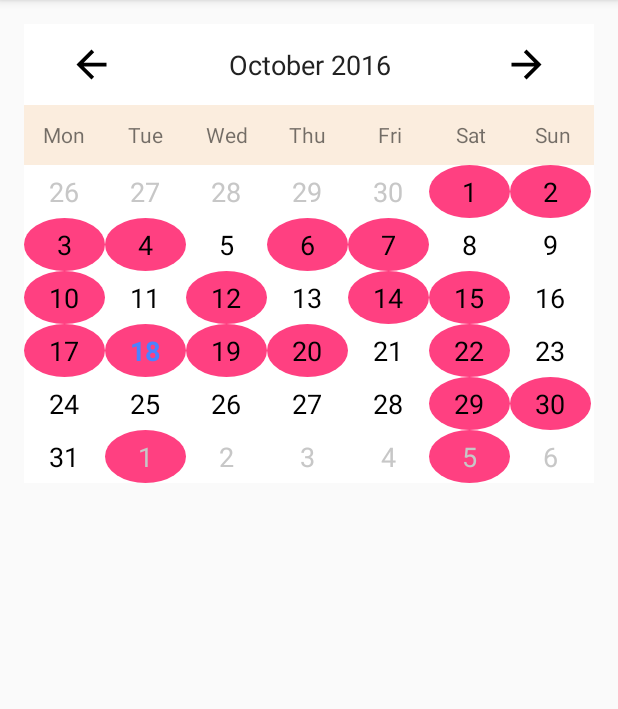
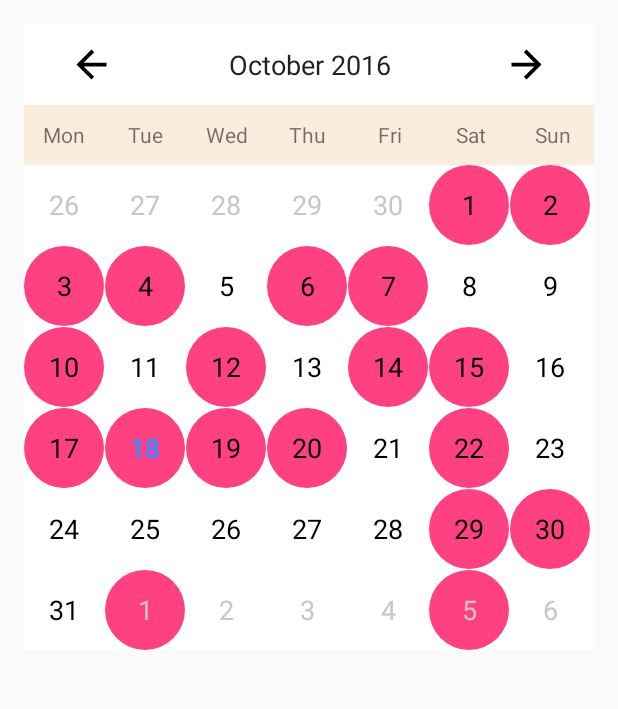
Before and after one commit to Leo1998/Project-Fluegelrad, an Android app: the screen it shows after launch (MainActivity), on a phone screen of 412 x 824 dp, the part 84-793 px from its top. Run offline under Robolectric (Android 15) with nearby library versions, the phone set to English and light mode, and no system bars.

Commit message:
Circular Text Views are ******* hard to program

```diff
--- a/App/app/build.gradle
+++ b/App/app/build.gradle
@@ -3,10 +3,9 @@ apply plugin: 'com.android.application'
 android {
     compileSdkVersion 24
     buildToolsVersion '24.0.3'
-
     defaultConfig {
         applicationId "de.projectfluegelrad"
-        minSdkVersion 15
+        minSdkVersion 16
         targetSdkVersion 24
         versionCode 1
         versionName "1.0"
@@ -24,6 +23,8 @@ android {
         sourceCompatibility JavaVersion.VERSION_1_8
         targetCompatibility JavaVersion.VERSION_1_8
     }
+    productFlavors {
+    }
 }
 
 dependencies {
--- a/App/app/src/main/AndroidManifest.xml
+++ b/App/app/src/main/AndroidManifest.xml
@@ -10,7 +10,8 @@
         android:icon="@mipmap/ic_launcher"
         android:label="@string/app_name"
         android:supportsRtl="true"
-        android:theme="@style/AppTheme">
+        android:theme="@style/AppTheme"
+        android:hardwareAccelerated="false">
         <activity
             android:name=".MainActivity"
             android:label="@string/app_name"
--- a/App/app/src/main/java/de/projectfluegelrad/Calendar/CalendarView.java
+++ b/App/app/src/main/java/de/projectfluegelrad/Calendar/CalendarView.java
@@ -6,6 +6,8 @@ import android.content.res.TypedArray;
 import android.graphics.Color;
 import android.graphics.Typeface;
 import android.graphics.drawable.GradientDrawable;
+import android.graphics.drawable.StateListDrawable;
+import android.os.Build;
 import android.provider.Settings;
 import android.support.v4.content.ContextCompat;
 import android.util.AttributeSet;
@@ -14,6 +16,7 @@ import android.view.Gravity;
 import android.view.LayoutInflater;
 import android.view.View;
 import android.view.ViewGroup;
+import android.widget.AbsListView;
 import android.widget.AdapterView;
 import android.widget.ArrayAdapter;
 import android.widget.GridView;
@@ -180,33 +183,28 @@ public class CalendarView extends LinearLayout {
             if (eventDays != null) {
                 for (Calendar eventDate : eventDays) {
                     if (eventDate.get(Calendar.DAY_OF_MONTH) == day && eventDate.get(Calendar.MONTH) == month && eventDate.get(Calendar.YEAR) == year) {
-                        //view.setBackgroundColor(ContextCompat.getColor(getContext(), R.color.event));
-                        GradientDrawable gd = new GradientDrawable();
-                        gd.setShape(GradientDrawable.OVAL);
-                        gd.setColor(ContextCompat.getColor(getContext(), R.color.event));
-
-                        if(android.os.Build.VERSION.SDK_INT < android.os.Build.VERSION_CODES.JELLY_BEAN) {
-                            view.setBackgroundDrawable(gd);
-                        } else {
-                            view.setBackground(gd);
-                        }
+                        view.setBackgroundColor(ContextCompat.getColor(getContext(), R.color.event));
 
                         break;
                     }
                 }
             }
 
-            ((TextView)view).setTypeface(null, Typeface.NORMAL);
-            ((TextView)view).setTextColor(Color.BLACK);
+            ((CircleText)view).setTypeface(null, Typeface.NORMAL);
+            ((CircleText)view).setTextColor(Color.BLACK);
 
             if (month != currentDate.get(Calendar.MONTH) || year != currentDate.get(Calendar.YEAR)) {
-                ((TextView)view).setTextColor(ContextCompat.getColor(getContext(), R.color.greyed_out));
+                ((CircleText)view).setTextColor(ContextCompat.getColor(getContext(), R.color.greyed_out));
             } else if (month == today.get(Calendar.MONTH) && year == today.get(Calendar.YEAR) && day == today.get(Calendar.DAY_OF_MONTH)) {
-                ((TextView)view).setTypeface(null, Typeface.BOLD);
-                ((TextView)view).setTextColor(ContextCompat.getColor(getContext(), R.color.today));
+                ((CircleText)view).setTypeface(null, Typeface.BOLD);
+                ((CircleText)view).setTextColor(ContextCompat.getColor(getContext(), R.color.today));
             }
 
-            ((TextView)view).setText(String.valueOf(date.get(Calendar.DAY_OF_MONTH)));
+            ((CircleText)view).setText(String.valueOf(date.get(Calendar.DAY_OF_MONTH)));
+
+            GridView.LayoutParams params = new GridView.LayoutParams(ViewGroup.LayoutParams.MATCH_PARENT, grid.getColumnWidth());
+            view.setLayoutParams(params);
+
 
             return view;
         }
--- /dev/null
+++ b/App/app/src/main/java/de/projectfluegelrad/Calendar/CircleText.java
@@ -0,0 +1,69 @@
+package de.projectfluegelrad.Calendar;
+
+import android.animation.StateListAnimator;
+import android.content.Context;
+import android.content.res.Configuration;
+import android.graphics.Canvas;
+import android.graphics.Color;
+import android.graphics.Paint;
+import android.graphics.Path;
+import android.graphics.PorterDuff;
+import android.graphics.Rect;
+import android.graphics.drawable.ColorDrawable;
+import android.graphics.drawable.Drawable;
+import android.graphics.drawable.DrawableContainer;
+import android.graphics.drawable.StateListDrawable;
+import android.os.Build;
+import android.support.v4.content.ContextCompat;
+import android.util.AttributeSet;
+import android.view.MotionEvent;
+import android.view.PointerIcon;
+import android.view.View;
+import android.widget.TextView;
+
+import de.projectfluegelrad.R;
+
+public class CircleText extends TextView{
+    private Drawable drawable;
+
+    public CircleText(Context context) {
+        super(context);
+        drawable = ContextCompat.getDrawable(context, R.drawable.touch_selector);
+    }
+
+    public CircleText(Context context, AttributeSet attrs) {
+        super(context, attrs);
+        drawable = ContextCompat.getDrawable(context, R.drawable.touch_selector);
+    }
+
+    public CircleText(Context context, AttributeSet attrs, int defStyleAttr) {
+        super(context, attrs, defStyleAttr);
+        drawable = ContextCompat.getDrawable(context, R.drawable.touch_selector);
+    }
+
+
+    @Override
+    protected void onDraw(Canvas canvas) {
+        drawable.setBounds(0, 0, getWidth(), getWidth());
+        drawable.draw(canvas);
+
+        super.onDraw(canvas);
+    }
+
+    @Override
+    protected void drawableStateChanged() {
+        if (drawable != null){
+            drawable.setState(getDrawableState());
+            invalidate();
+        }
+
+        super.drawableStateChanged();
+
+    }
+
+
+    @Override
+    public void setBackgroundColor(int color) {
+        drawable = ContextCompat.getDrawable(getContext(), R.drawable.touch_selector_event);
+    }
+}
--- /dev/null
+++ b/App/app/src/main/res/drawable/touch_selector.xml
@@ -0,0 +1,14 @@
+<?xml version="1.0" encoding="utf-8"?>
+<selector xmlns:android="http://schemas.android.com/apk/res/android">
+    <item android:state_pressed="true">
+        <shape android:shape="oval">
+            <solid android:color="@color/shadow" />
+        </shape>
+    </item>
+    <item android:state_enabled="true"
+        android:state_pressed="false">
+        <shape android:shape="oval">
+            <solid android:color="@android:color/transparent" />
+        </shape>
+    </item>
+</selector>
--- /dev/null
+++ b/App/app/src/main/res/drawable/touch_selector_event.xml
@@ -0,0 +1,14 @@
+<?xml version="1.0" encoding="utf-8"?>
+<selector xmlns:android="http://schemas.android.com/apk/res/android">
+    <item android:state_pressed="true">
+        <shape android:shape="oval">
+            <solid android:color="@color/shadow" />
+        </shape>
+    </item>
+    <item android:state_enabled="true"
+        android:state_pressed="false">
+        <shape android:shape="oval">
+            <solid android:color="@color/event" />
+        </shape>
+    </item>
+</selector>
--- a/App/app/src/main/res/layout/calendar_controls.xml
+++ b/App/app/src/main/res/layout/calendar_controls.xml
@@ -62,5 +62,8 @@
         android:id="@+id/calendar_grid"
         android:layout_width="match_parent"
         android:layout_height="match_parent"
-        android:numColumns="7"/>
+        android:numColumns="7"
+        android:verticalSpacing="1dp"
+        android:horizontalSpacing="1dp"
+        android:listSelector="@android:color/transparent"/>
 </LinearLayout>
--- a/App/app/src/main/res/layout/control_calendar_day.xml
+++ b/App/app/src/main/res/layout/control_calendar_day.xml
@@ -1,9 +1,8 @@
 <?xml version="1.0" encoding="utf-8"?>
-<TextView
+<de.projectfluegelrad.Calendar.CircleText
     xmlns:android="http://schemas.android.com/apk/res/android"
     android:layout_width="match_parent"
     android:layout_height="match_parent"
-    android:minHeight="35dp"
     android:gravity="center"
     android:textAppearance="@android:style/TextAppearance.Medium"
     android:textAlignment="center"
--- a/App/app/src/main/res/values/colors.xml
+++ b/App/app/src/main/res/values/colors.xml
@@ -10,5 +10,6 @@
     <color name="today">#4b82ff</color>
     <color name="greyed_out">#c7c7c7</color>
     <color name="day_week">#44eebd82</color>
-    <color name="event">#FF4081</color>
+    <color name="event">#ff4081</color>
+    <color name="shadow">#969696</color>
 </resources>
```
